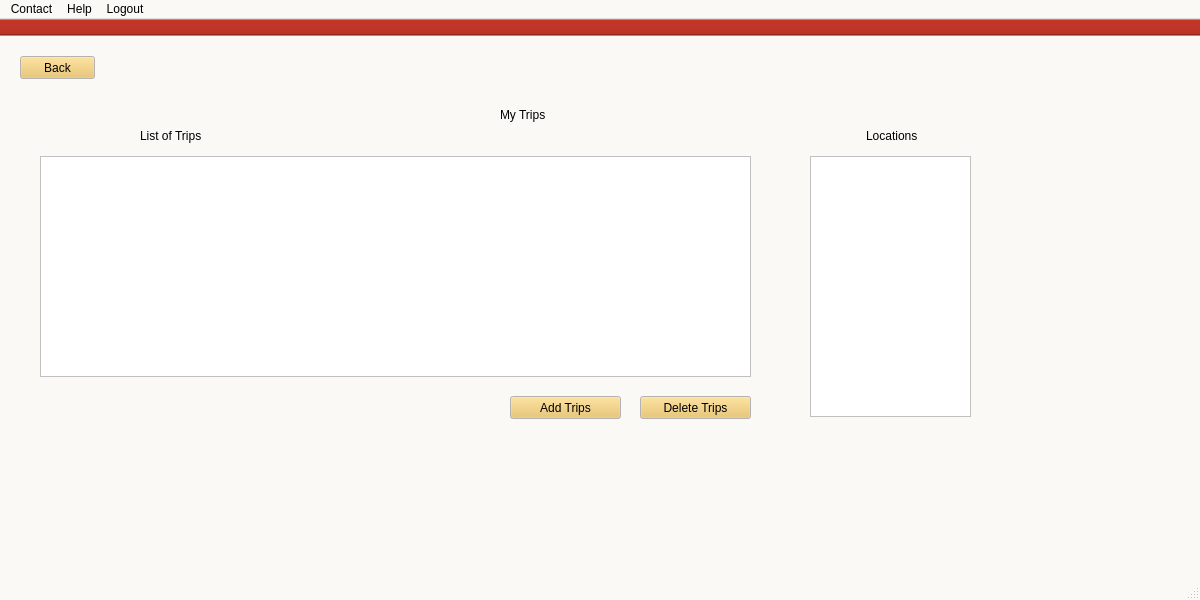
Old version of the form Quick_Eats/mainwindow.ui in the repository akarapetian/Scrum-Team-6---Fast-Food-App.
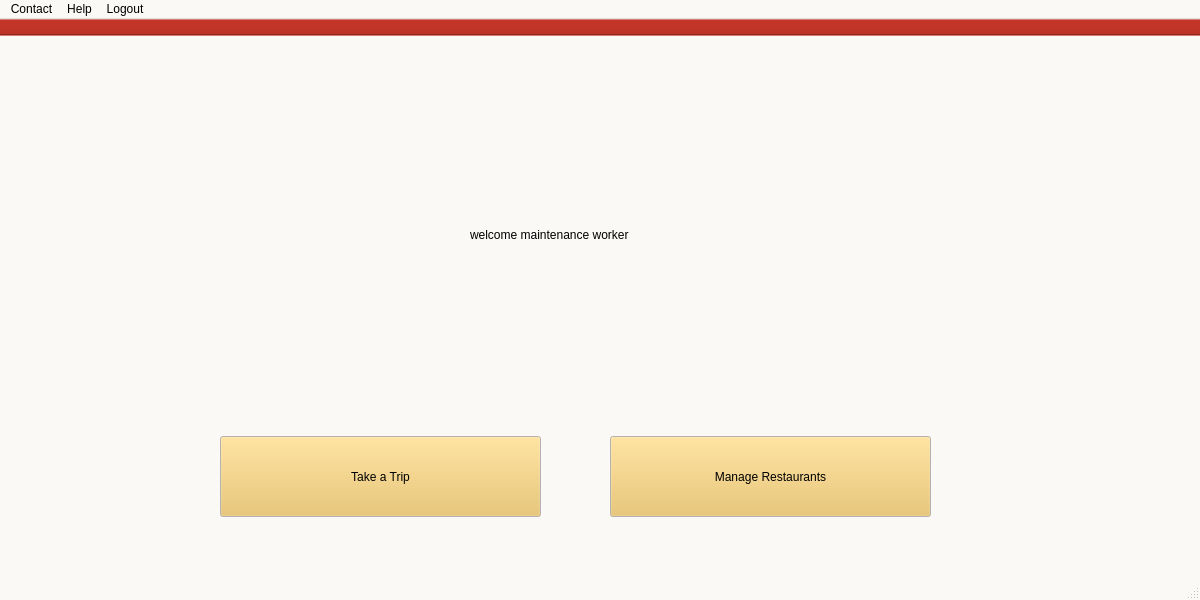
New version of the form. The open tabs and pages were chosen to show the change. Icons and pictures are not drawn.

```diff
--- a/Quick_Eats/mainwindow.ui
+++ b/Quick_Eats/mainwindow.ui
@@ -290,7 +290,7 @@
      </size>
     </property>
     <property name="currentIndex">
-     <number>2</number>
+     <number>1</number>
     </property>
     <widget class="QWidget" name="welcomePage">
      <widget class="QLabel" name="ProgramNameLabel">
@@ -465,7 +465,7 @@
        </size>
       </property>
       <property name="currentIndex">
-       <number>0</number>
+       <number>1</number>
       </property>
       <widget class="QWidget" name="FWelcomePage">
        <property name="sizePolicy">
@@ -499,8 +499,127 @@
          <string>welcome hungry person</string>
         </property>
        </widget>
+       <widget class="QPushButton" name="FViewRestaurantsButton">
+        <property name="geometry">
+         <rect>
+          <x>600</x>
+          <y>330</y>
+          <width>271</width>
+          <height>121</height>
+         </rect>
+        </property>
+        <property name="text">
+         <string>View Restaurants</string>
+        </property>
+       </widget>
+       <widget class="QPushButton" name="FTakeTripButton">
+        <property name="geometry">
+         <rect>
+          <x>190</x>
+          <y>320</y>
+          <width>271</width>
+          <height>121</height>
+         </rect>
+        </property>
+        <property name="text">
+         <string>Take a Trip</string>
+        </property>
+       </widget>
       </widget>
-      <widget class="QWidget" name="page_2"/>
+      <widget class="QWidget" name="FViewRestaurantsPage">
+       <widget class="QListWidget" name="foodieRestaurantListWidget">
+        <property name="geometry">
+         <rect>
+          <x>240</x>
+          <y>50</y>
+          <width>421</width>
+          <height>441</height>
+         </rect>
+        </property>
+       </widget>
+       <widget class="QListWidget" name="foodieMenuListWidget">
+        <property name="geometry">
+         <rect>
+          <x>750</x>
+          <y>50</y>
+          <width>256</width>
+          <height>391</height>
+         </rect>
+        </property>
+       </widget>
+       <widget class="QListWidget" name="foodieRestaurantDistanceListWidget">
+        <property name="geometry">
+         <rect>
+          <x>660</x>
+          <y>50</y>
+          <width>61</width>
+          <height>441</height>
+         </rect>
+        </property>
+       </widget>
+       <widget class="QListWidget" name="foodieMenuPriceListWidget">
+        <property name="geometry">
+         <rect>
+          <x>1000</x>
+          <y>50</y>
+          <width>101</width>
+          <height>391</height>
+         </rect>
+        </property>
+       </widget>
+       <widget class="QPushButton" name="FviewRestaurantsBackButton">
+        <property name="geometry">
+         <rect>
+          <x>30</x>
+          <y>20</y>
+          <width>111</width>
+          <height>41</height>
+         </rect>
+        </property>
+        <property name="text">
+         <string>Back</string>
+        </property>
+       </widget>
+       <widget class="QLabel" name="label_4">
+        <property name="geometry">
+         <rect>
+          <x>420</x>
+          <y>20</y>
+          <width>91</width>
+          <height>17</height>
+         </rect>
+        </property>
+        <property name="text">
+         <string>Restaurants</string>
+        </property>
+       </widget>
+       <widget class="QLabel" name="label_12">
+        <property name="geometry">
+         <rect>
+          <x>650</x>
+          <y>10</y>
+          <width>101</width>
+          <height>17</height>
+         </rect>
+        </property>
+        <property name="text">
+         <string>Dist. From SB</string>
+        </property>
+       </widget>
+       <widget class="QLabel" name="label_18">
+        <property name="geometry">
+         <rect>
+          <x>860</x>
+          <y>20</y>
+          <width>41</width>
+          <height>17</height>
+         </rect>
+        </property>
+        <property name="text">
+         <string>Menu</string>
+        </property>
+       </widget>
+      </widget>
      </widget>
     </widget>
     <widget class="QWidget" name="maintenanceWorker">
@@ -526,14 +645,14 @@
        </size>
       </property>
       <property name="currentIndex">
-       <number>1</number>
+       <number>0</number>
       </property>
       <widget class="QWidget" name="MWWelcomePage">
        <widget class="QPushButton" name="MWTakeTripButton">
         <property name="geometry">
          <rect>
-          <x>20</x>
-          <y>410</y>
+          <x>210</x>
+          <y>390</y>
           <width>321</width>
           <height>81</height>
          </rect>
@@ -545,8 +664,8 @@
        <widget class="QLabel" name="label_2">
         <property name="geometry">
          <rect>
-          <x>370</x>
-          <y>50</y>
+          <x>460</x>
+          <y>180</y>
           <width>211</width>
           <height>17</height>
          </rect>
@@ -555,24 +674,11 @@
          <string>welcome maintenance worker</string>
         </property>
        </widget>
-       <widget class="QPushButton" name="MWMyTripsButton">
-        <property name="geometry">
-         <rect>
-          <x>380</x>
-          <y>410</y>
-          <width>321</width>
-          <height>81</height>
-         </rect>
-        </property>
-        <property name="text">
-         <string>My Trips</string>
-        </property>
-       </widget>
        <widget class="QPushButton" name="MWManageRestaurantsButton">
         <property name="geometry">
          <rect>
-          <x>760</x>
-          <y>410</y>
+          <x>600</x>
+          <y>390</y>
           <width>321</width>
           <height>81</height>
          </rect>
@@ -1077,106 +1183,6 @@
         </widget>
        </widget>
       </widget>
-      <widget class="QWidget" name="MWMyTripsPage">
-       <widget class="QLabel" name="label_4">
-        <property name="geometry">
-         <rect>
-          <x>490</x>
-          <y>60</y>
-          <width>171</width>
-          <height>17</height>
-         </rect>
-        </property>
-        <property name="text">
-         <string>My Trips</string>
-        </property>
-       </widget>
-       <widget class="QListWidget" name="myTripsListWidget">
-        <property name="geometry">
-         <rect>
-          <x>30</x>
-          <y>110</y>
-          <width>711</width>
-          <height>221</height>
-         </rect>
-        </property>
-       </widget>
-       <widget class="QListWidget" name="myTripsLocationListWidget">
-        <property name="geometry">
-         <rect>
-          <x>800</x>
-          <y>110</y>
-          <width>161</width>
-          <height>261</height>
-         </rect>
-        </property>
-       </widget>
-       <widget class="QLabel" name="label_12">
-        <property name="geometry">
-         <rect>
-          <x>130</x>
-          <y>80</y>
-          <width>141</width>
-          <height>20</height>
-         </rect>
-        </property>
-        <property name="text">
-         <string>List of Trips</string>
-        </property>
-       </widget>
-       <widget class="QLabel" name="label_18">
-        <property name="geometry">
-         <rect>
-          <x>856</x>
-          <y>80</y>
-          <width>71</width>
-          <height>20</height>
-         </rect>
-        </property>
-        <property name="text">
-         <string>Locations</string>
-        </property>
-       </widget>
-       <widget class="QPushButton" name="myTripsDeleteButton">
-        <property name="geometry">
-         <rect>
-          <x>630</x>
-          <y>350</y>
-          <width>111</width>
-          <height>23</height>
-         </rect>
-        </property>
-        <property name="text">
-         <string>Delete Trips</string>
-        </property>
-       </widget>
-       <widget class="QPushButton" name="MWMyTripsBackButton">
-        <property name="geometry">
-         <rect>
-          <x>10</x>
-          <y>10</y>
-          <width>75</width>
-          <height>23</height>
-         </rect>
-        </property>
-        <property name="text">
-         <string>Back</string>
-        </property>
-       </widget>
-       <widget class="QPushButton" name="myTripsAddButton">
-        <property name="geometry">
-         <rect>
-          <x>500</x>
-          <y>350</y>
-          <width>111</width>
-          <height>23</height>
-         </rect>
-        </property>
-        <property name="text">
-         <string>Add Trips</string>
-        </property>
-       </widget>
-      </widget>
       <widget class="QWidget" name="MWManageRestaurantsPage">
        <widget class="QLabel" name="label_5">
         <property name="geometry">
@@ -1296,7 +1302,7 @@
          </rect>
         </property>
         <property name="currentIndex">
-         <number>1</number>
+         <number>0</number>
         </property>
         <widget class="QWidget" name="hiddenMenuPage">
          <widget class="QWidget" name="layoutWidget">
```
